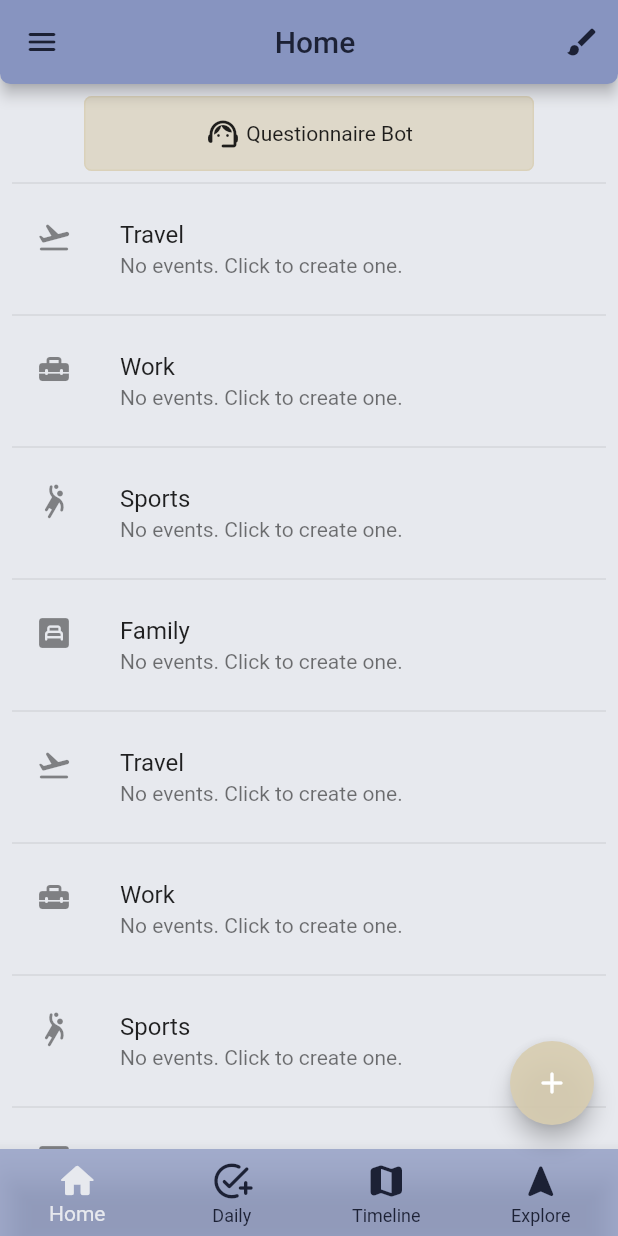
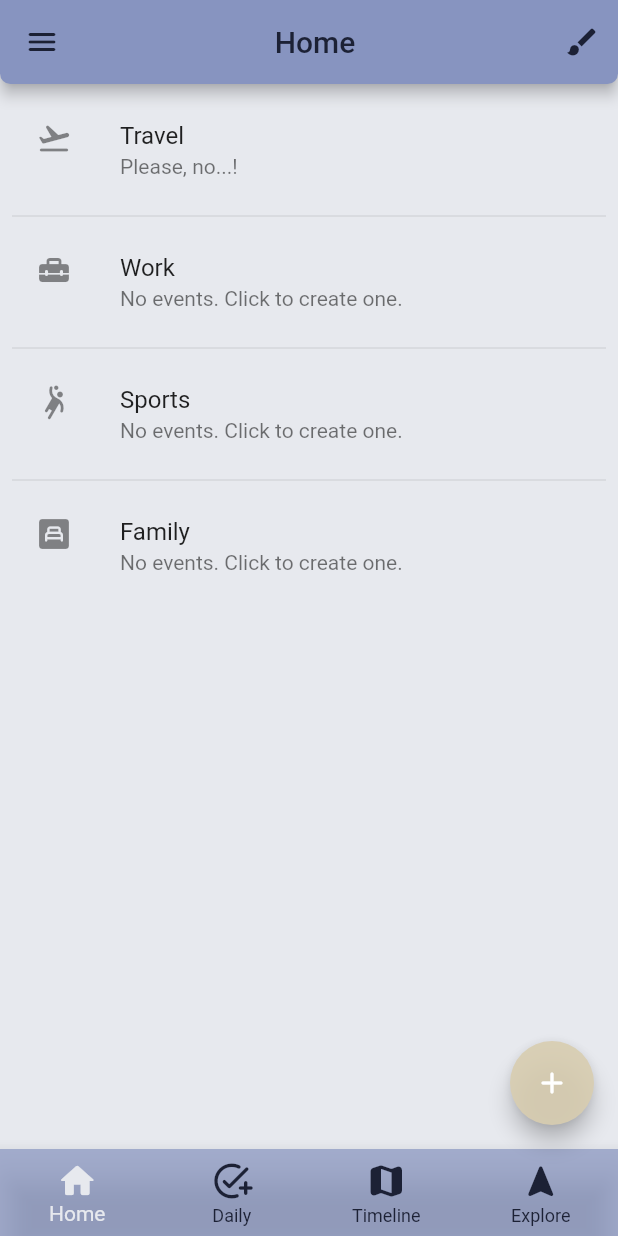
Before and after one commit to What-the-Flutter/WTF-Lab-2, a Flutter app: the screen it shows after launch, on a phone screen of 412 x 824 dp. Run offline on Flutter 3.47's test engine with Material 2 defaults, Android fonts, the phone set to English and light mode, and no system bars; project files that could hold a hidden picture were left out.

Commit message:
5 lesson (edited)

```diff
--- a/708802691/lib/pages/home_page.dart
+++ b/708802691/lib/pages/home_page.dart
@@ -1,5 +1,5 @@
-import 'package:flutter/cupertino.dart';
 import 'package:flutter/material.dart';
+import 'events_chats.dart';
 
 class EventsList extends StatefulWidget {
   const EventsList({Key? key}) : super(key: key);
@@ -9,48 +9,41 @@ class EventsList extends StatefulWidget {
 }
 
 class _EventsListState extends State<EventsList> {
-  final events = [
-    'Travel',
-    'Work',
-    'Sports',
-    'Family',
-    'Travel',
-    'Work',
-    'Sports',
-    'Family',
-    'Travel',
-    'Work',
-    'Sports',
-    'Family',
-  ];
-  final icons = [
-    Icons.flight_takeoff_rounded,
-    Icons.home_repair_service_rounded,
-    Icons.sports_handball_rounded,
-    Icons.bedroom_child_rounded,
-    Icons.flight_takeoff_rounded,
-    Icons.home_repair_service_rounded,
-    Icons.sports_handball_rounded,
-    Icons.bedroom_child_rounded,
-    Icons.flight_takeoff_rounded,
-    Icons.home_repair_service_rounded,
-    Icons.sports_handball_rounded,
-    Icons.bedroom_child_rounded,
+  final List<Event> events = [
+    Event(icon: Icons.flight_takeoff_rounded, title: 'Travel', notes: [
+      Note(
+          content: 'Hello World!',
+          dateTime: DateTime.now(),
+          rightHanded: false),
+      Note(content: 'Please, no...!', dateTime: DateTime.now()),
+    ]),
+    Event(icon: Icons.home_repair_service_rounded, title: 'Work', notes: []),
+    Event(icon: Icons.sports_handball_rounded, title: 'Sports', notes: []),
+    Event(icon: Icons.bedroom_child_rounded, title: 'Family', notes: [])
   ];
 
   @override
   Widget build(BuildContext context) {
     return ListView.separated(
       padding: const EdgeInsets.all(8),
-      itemCount: events.length + 1,
+      itemCount: events.length,
       itemBuilder: (context, index) {
-        if (index == 0) return const BotBox();
         return ListTile(
-          title: Text(events[index - 1]),
-          subtitle: const Text('No events. Click to create one.'),
+          title: Text(events[index].title),
+          subtitle: Text(events[index].lastNote.content),
           leading: Builder(
-            builder: (context) => Icon(icons[index - 1]),
+            builder: (context) => Icon(events[index].icon),
           ),
+          onTap: () {
+            Navigator.push(
+              context,
+              MaterialPageRoute(
+                builder: (context) => ChatList(
+                  event: events[index],
+                ),
+              ),
+            );
+          },
         );
       },
       separatorBuilder: (context, index) => const Divider(),
@@ -58,34 +51,6 @@ class _EventsListState extends State<EventsList> {
   }
 }
 
-class BotBox extends StatelessWidget {
-  const BotBox({Key? key}) : super(key: key);
-
-  @override
-  Widget build(BuildContext context) {
-    return Center(
-      child: Container(
-        height: 50,
-        width: 300,
-        decoration: BoxDecoration(
-            color: const Color.fromRGBO(216, 205, 176, 0.6),
-            border: Border.all(
-              color: const Color.fromRGBO(216, 205, 176, 0.6),
-            ),
-            borderRadius: const BorderRadius.all(Radius.circular(5))),
-        child: Expanded(
-            child: Row(
-              mainAxisSize: MainAxisSize.min,
-              mainAxisAlignment: MainAxisAlignment.center,
-              children: const [
-                Icon(Icons.support_agent_rounded),
-                Text(' Questionnaire Bot')
-              ],
-            )),
-      ),
-    );
-  }
-}
 
 class HomeBody extends StatelessWidget {
   const HomeBody({Key? key}) : super(key: key);
@@ -101,15 +66,60 @@ class HomeBody extends StatelessWidget {
 }
 
 class HomePage extends StatefulWidget {
+  final String title;
+
   const HomePage({Key? key, required this.title}) : super(key: key);
-
-  final String title;
 
   @override
   State<HomePage> createState() => _HomePageState();
 }
 
 class _HomePageState extends State<HomePage> {
+
+  BottomNavigationBar defaultBottomBar() {
+    return BottomNavigationBar(
+      type: BottomNavigationBarType.fixed,
+      backgroundColor: const Color.fromRGBO(135, 148, 192, 0.7),
+      showUnselectedLabels: true,
+      selectedItemColor: const Color.fromRGBO(231, 233, 238, 1),
+      unselectedItemColor: const Color.fromRGBO(28, 33, 53, 1),
+      selectedIconTheme: const IconThemeData(
+        color: Color.fromRGBO(231, 233, 238, 20),
+        size: 28,
+      ),
+      unselectedIconTheme: const IconThemeData(
+        color: Color.fromRGBO(28, 33, 53, 1),
+        size: 28,
+      ),
+      items: const [
+        BottomNavigationBarItem(
+          icon: Icon(
+            Icons.home_rounded,
+          ),
+          label: 'Home',
+        ),
+        BottomNavigationBarItem(
+          icon: Icon(
+            Icons.add_task_rounded,
+          ),
+          label: 'Daily',
+        ),
+        BottomNavigationBarItem(
+          icon: Icon(
+            Icons.map_rounded,
+          ),
+          label: 'Timeline',
+        ),
+        BottomNavigationBarItem(
+          icon: Icon(
+            Icons.navigation_rounded,
+          ),
+          label: 'Explore',
+        ),
+      ],
+    );
+  }
+
   @override
   Widget build(BuildContext context) {
     return Scaffold(
@@ -131,12 +141,14 @@ class _HomePageState extends State<HomePage> {
             );
           },
         ),
-        title: Expanded(
-            child: Center(
-                child: Text(
-          widget.title,
-          style: const TextStyle(color: Color.fromRGBO(28, 33, 53, 1)),
-        ))),
+        title: Center(
+          child: Text(
+            widget.title,
+            style: const TextStyle(
+              color: Color.fromRGBO(28, 33, 53, 1),
+            ),
+          ),
+        ),
         actions: [
           Builder(
             builder: (context) {
@@ -157,47 +169,7 @@ class _HomePageState extends State<HomePage> {
         onPressed: () {},
         child: const Icon(Icons.add_rounded),
       ),
-      bottomNavigationBar: BottomNavigationBar(
-        type: BottomNavigationBarType.fixed,
-        backgroundColor: const Color.fromRGBO(135, 148, 192, 0.7),
-        showUnselectedLabels: true,
-        selectedItemColor: const Color.fromRGBO(231, 233, 238, 1),
-        unselectedItemColor: const Color.fromRGBO(28, 33, 53, 1),
-        selectedIconTheme: const IconThemeData(
-          color: Color.fromRGBO(231, 233, 238, 20),
-          size: 28,
-        ),
-        unselectedIconTheme: const IconThemeData(
-          color: Color.fromRGBO(28, 33, 53, 1),
-          size: 28,
-        ),
-        items: const [
-          BottomNavigationBarItem(
-            icon: Icon(
-              Icons.home_rounded,
-            ),
-            label: 'Home',
-          ),
-          BottomNavigationBarItem(
-            icon: Icon(
-              Icons.add_task_rounded,
-            ),
-            label: 'Daily',
-          ),
-          BottomNavigationBarItem(
-            icon: Icon(
-              Icons.map_rounded,
-            ),
-            label: 'Timeline',
-          ),
-          BottomNavigationBarItem(
-            icon: Icon(
-              Icons.navigation_rounded,
-            ),
-            label: 'Explore',
-          ),
-        ],
-      ),
+      bottomNavigationBar: defaultBottomBar(),
     );
   }
 }
--- a/708802691/pubspec.yaml
+++ b/708802691/pubspec.yaml
@@ -27,6 +27,7 @@ environment:
 # the latest version available on pub.dev. To see which dependencies have newer
 # versions available, run `flutter pub outdated`.
 dependencies:
+  intl: ^0.17.0
   flutter:
     sdk: flutter
 
```
Also changed, not shown: 708802691/lib/pages/events_chats.dart (added, +525 -0 lines), 708802691/lib/main.dart (line endings or trailing spaces), 708802691/pubspec.lock, 8 other files.
